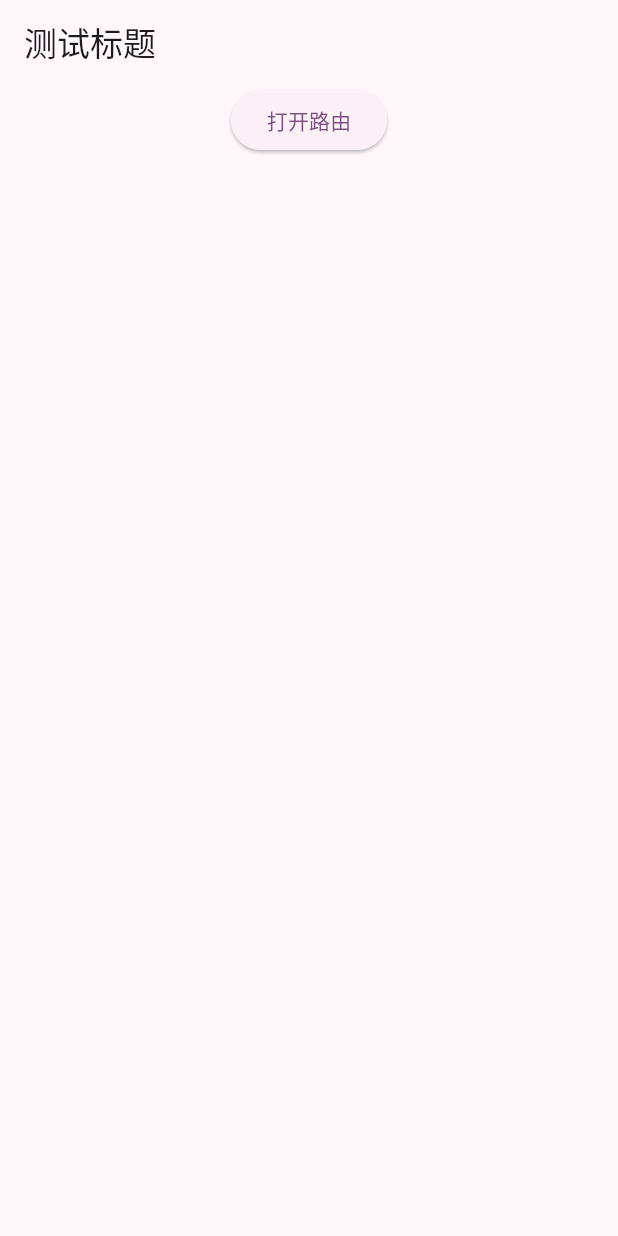
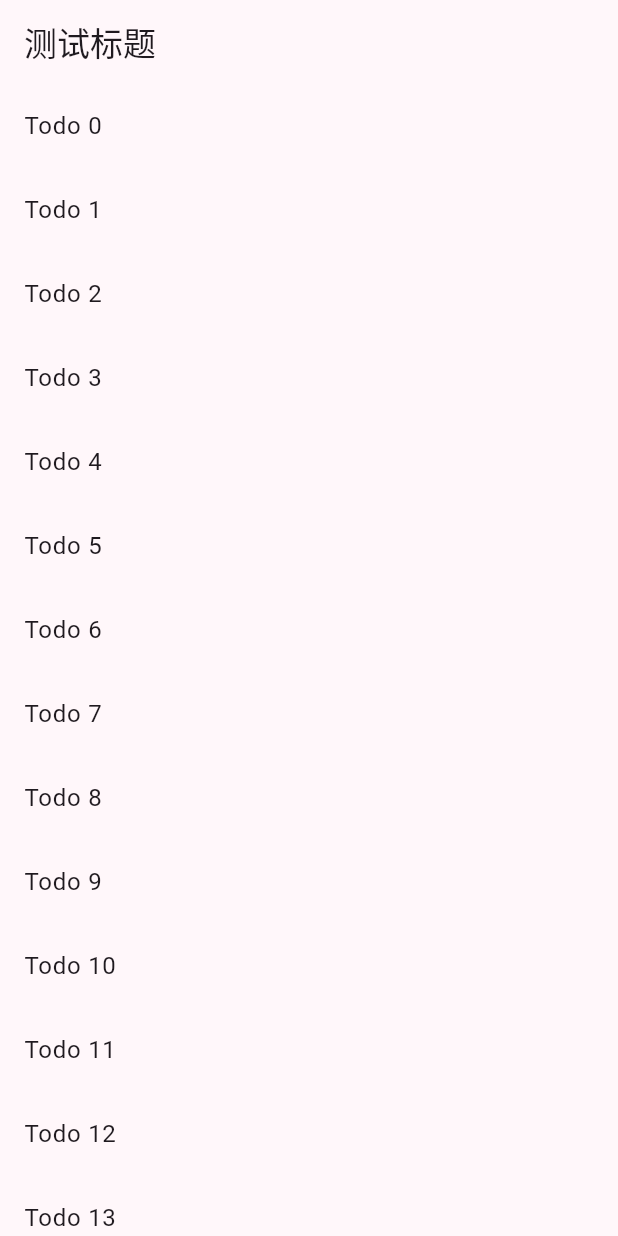
Before and after one commit to yrjwcharm/FlutterLearn, a Flutter app: the screen it shows after launch, on a phone screen of 412 x 824 dp. Run offline on Flutter 3.47's test engine with Material 3 defaults, Android fonts, the phone set to English and light mode, and no system bars; our stand-ins replace google_fonts.

Commit message:
fix:  修复传递参数

```diff
--- a/lib/main.dart
+++ b/lib/main.dart
@@ -37,7 +37,7 @@ class MyApp extends StatelessWidget {
         //   displaySmall: GoogleFonts.pacifico(),
         // ),
       ),
-      home: const MyHomePage(title: '测试标题'),
+      home: MyHomePage(),
     );
   }
 }
--- a/lib/main/home.dart
+++ b/lib/main/home.dart
@@ -1,37 +1,30 @@
-import 'dart:convert';
-
 import 'package:flutter/material.dart';
 import 'package:flutter/services.dart';
 import 'package:myflutterproject/main/second.dart';
+import 'package:myflutterproject/modal/Todo.dart';
 
 class MyHomePage extends StatefulWidget {
-  final String title;
+  final todos = List.generate(
+    20,
+    (i) =>
+        Todo('Todo $i', 'A description of what needs to be done for Todo $i'),
+  );
 
-  const MyHomePage({super.key, required this.title});
+  MyHomePage({super.key});
 
   @override
-  State<MyHomePage> createState() => _MyHomePageState(title);
+  State<MyHomePage> createState() => _MyHomePageState(todos: todos);
 }
 
 class _MyHomePageState extends State<MyHomePage> {
-  final String title;
-  final myController = TextEditingController();
+  // Requiring the list of todos.
 
-  _MyHomePageState(this.title);
+  final List<Todo> todos;
+
+  _MyHomePageState({required this.todos});
   @override
   void initState() {
     super.initState();
-    loadAsset()
-        .then((value) {
-          // 解析 JSON 数据
-          Map<String, dynamic> jsonData = jsonDecode(value);
-          print(
-            jsonData['name'], // 输出: John Doe
-          );
-        })
-        .catchError((error) {
-          print(error);
-        });
   }
 
   Future<String> loadAsset() async {
@@ -40,28 +33,30 @@ class _MyHomePageState extends State<MyHomePage> {
 
   @override
   void dispose() {
-    myController.dispose();
     super.dispose();
   }
 
   @override
   Widget build(BuildContext context) {
     return Scaffold(
-      appBar: AppBar(title: Text(title)),
-      body: Column(
-        children: [
-          Center(
-            child: ElevatedButton(
-              onPressed: () {
-                Navigator.push(
-                  context,
-                  MaterialPageRoute(builder: (context) => const SecondRoute()),
-                );
-              },
-              child: Text('打开路由'),
-            ),
-          ),
-        ],
+      appBar: AppBar(title: const Text('测试标题')),
+      body: ListView.builder(
+        itemCount: todos.length,
+        itemBuilder: (context, index) {
+          return ListTile(
+            title: Text(todos[index].title),
+            onTap: () {
+              Navigator.push(
+                context,
+                MaterialPageRoute(
+                  // builder: (context) => DetailScreen(todo: todos[index]),
+                  builder: (context) => DetailScreen(),
+                  settings: RouteSettings(arguments: todos[index]),
+                ),
+              );
+            },
+          );
+        },
       ),
     );
   }
--- a/lib/main/second.dart
+++ b/lib/main/second.dart
@@ -1,30 +1,22 @@
 import 'package:flutter/material.dart';
+import 'package:myflutterproject/modal/Todo.dart';
 
-class SecondRoute extends StatefulWidget {
-  const SecondRoute({super.key});
+class DetailScreen extends StatelessWidget {
+  // In the constructor, require a Todo.
+  const DetailScreen({super.key, this.todo});
+
+  // Declare a field that holds the Todo.
+  final Todo? todo;
 
   @override
-  State<SecondRoute> createState() => _SecondRouteState();
-}
-
-class _SecondRouteState extends State<SecondRoute> {
-  @override
   Widget build(BuildContext context) {
+    // Use the Todo to create the UI.
+    Todo todo = ModalRoute.of(context)!.settings.arguments as Todo;
     return Scaffold(
-      appBar: AppBar(title: const Text('Second Route')),
-      body: Center(
-        child: Column(
-          mainAxisAlignment: MainAxisAlignment.center,
-          children: [
-            const Text('第二个路由'),
-            ElevatedButton(
-              onPressed: () {
-                Navigator.pop(context);
-              },
-              child: const Text('返回'),
-            ),
-          ],
-        ),
+      appBar: AppBar(title: Text(todo.title ?? 'No Title')),
+      body: Padding(
+        padding: const EdgeInsets.all(16),
+        child: Text(todo.description ?? ''),
       ),
     );
   }
```
